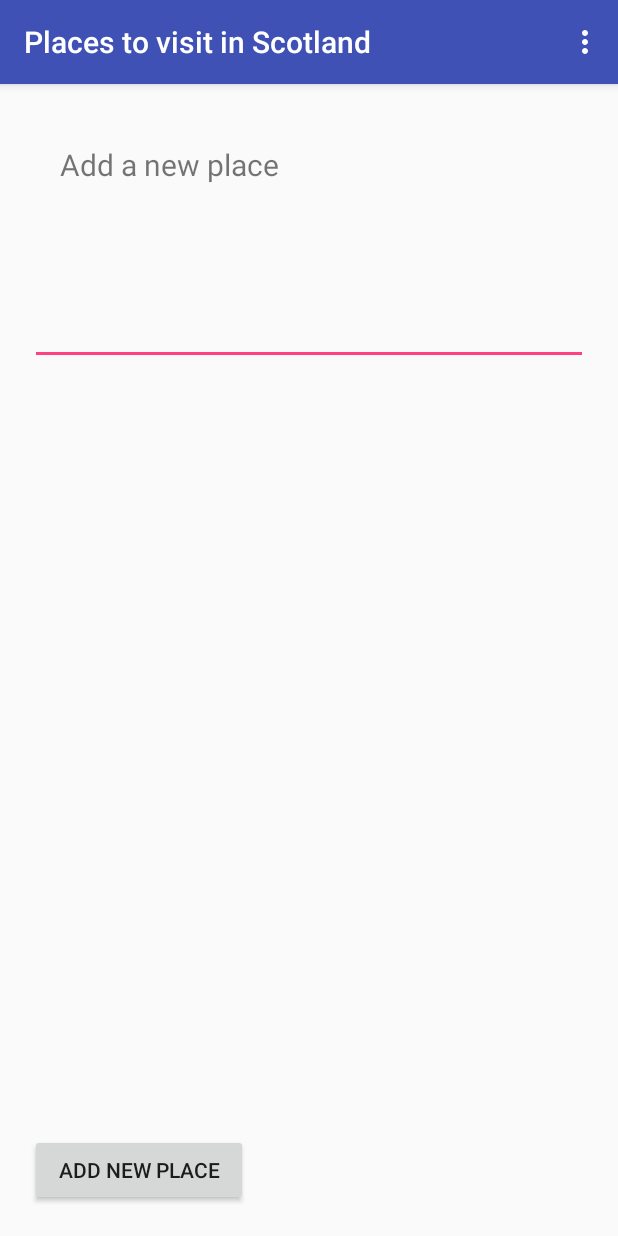
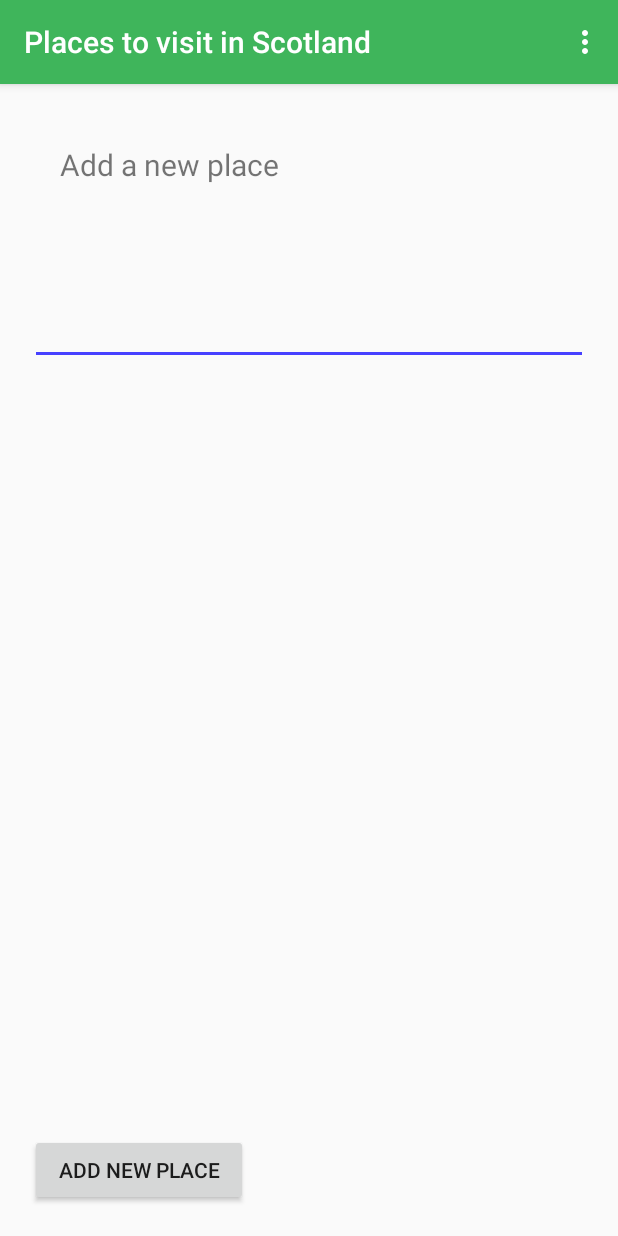
Before and after one commit to robflett/TopPlacestoVisitAppProject, an Android app: the addNewPlaceActivity screen opened directly, with no data from a screen before it, on a phone screen of 412 x 824 dp. Run offline under Robolectric (Android 15) with nearby library versions, the light colour scheme and no system bars.

Commit message:
colour changes and layout fixes

```diff
--- a/Places_to_visit_in_Scotland/app/src/main/res/layout/places_items.xml
+++ b/Places_to_visit_in_Scotland/app/src/main/res/layout/places_items.xml
@@ -1,7 +1,7 @@
 <?xml version="1.0" encoding="utf-8"?>
 <LinearLayout xmlns:android="http://schemas.android.com/apk/res/android"
     xmlns:tools="http://schemas.android.com/tools"
-    android:orientation="vertical"
+    android:orientation="horizontal"
     android:layout_width="match_parent"
     android:layout_height="match_parent"
     android:onClick="onPlaceClicked">
@@ -31,6 +31,7 @@
 
         <TextView
             android:id="@+id/placename"
+            android:layout_gravity="center_horizontal|center"
             android:textSize="18dp"
             android:layout_width="match_parent"
             android:layout_height="wrap_content"
--- a/Places_to_visit_in_Scotland/app/src/main/res/values/colors.xml
+++ b/Places_to_visit_in_Scotland/app/src/main/res/values/colors.xml
@@ -1,6 +1,6 @@
 <?xml version="1.0" encoding="utf-8"?>
 <resources>
-    <color name="colorPrimary">#3F51B5</color>
-    <color name="colorPrimaryDark">#303F9F</color>
-    <color name="colorAccent">#FF4081</color>
+    <color name="colorPrimary">#3fb55b</color>
+    <color name="colorPrimaryDark">#277c36</color>
+    <color name="colorAccent">#4640ff</color>
 </resources>
```
